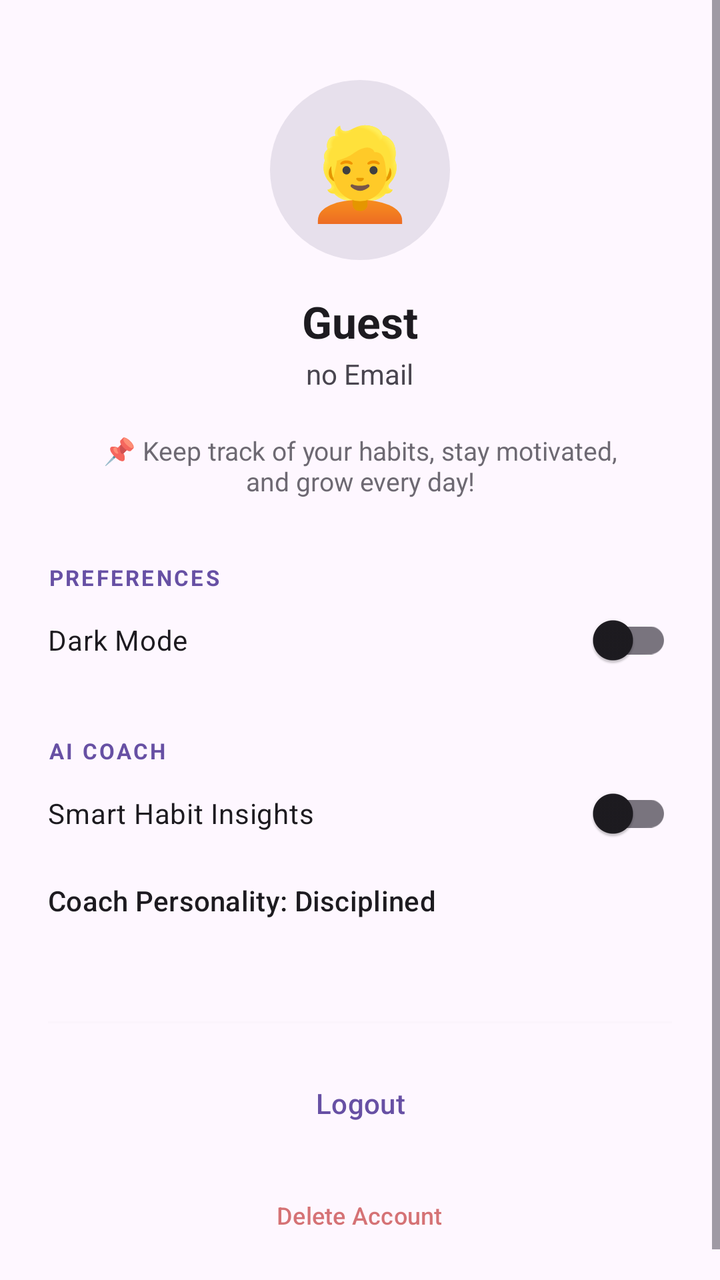
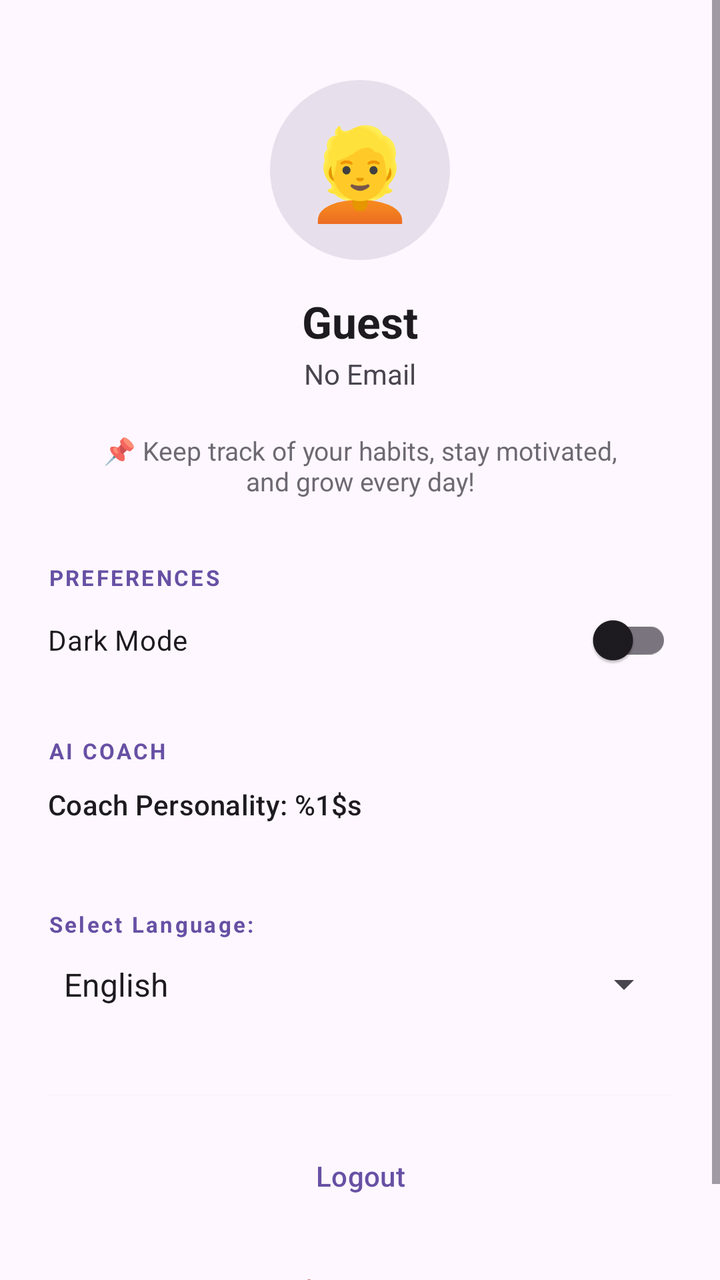

Screens rendered from an Android XML layout before and after an edit, with the pre-edit source and the edit as a unified diff.
<!-- AndroidManifest.xml: application theme Theme.TrackIt -->
<!-- res/layout/fragment_profile.xml -->
<?xml version="1.0" encoding="utf-8"?>
<ScrollView
    xmlns:android="http://schemas.android.com/apk/res/android"
    xmlns:app="http://schemas.android.com/apk/res-auto"
    android:layout_width="match_parent"
    android:layout_height="match_parent"
    android:background="?android:attr/windowBackground">

    <LinearLayout
        android:layout_width="match_parent"
        android:layout_height="wrap_content"
        android:orientation="vertical"
        android:padding="24dp"
        android:gravity="center_horizontal">

        <TextView
            android:id="@+id/profileAvatar"
            android:layout_width="90dp"
            android:layout_height="90dp"
            android:text="👱"
            android:textSize="45sp"
            android:gravity="center"
            android:background="@drawable/circle_placeholder"
            android:layout_marginTop="16dp"/>

        <TextView
            android:id="@+id/profileName"
            android:layout_width="wrap_content"
            android:layout_height="wrap_content"
            android:text="Guest"
            android:textSize="22sp"
            android:textStyle="bold"
            android:textColor="?android:attr/textColorPrimary"
            android:layout_marginTop="16dp"/>

        <TextView
            android:id="@+id/profileEmail"
            android:layout_width="wrap_content"
            android:layout_height="wrap_content"
            android:text="no Email"
            android:textSize="14sp"
            android:textColor="?android:attr/textColorSecondary"
            android:layout_marginTop="2dp"/>

        <TextView
            android:id="@+id/profileBio"
            android:layout_width="match_parent"
            android:layout_height="wrap_content"
            android:text="📌 Keep track of your habits, stay motivated, and grow every day!"
            android:textSize="13sp"
            android:textColor="?android:attr/textColorSecondary"
            android:layout_marginTop="20dp"
            android:gravity="center"
            android:paddingHorizontal="16dp"
            android:alpha="0.8"/>

        <TextView
            android:layout_width="match_parent"
            android:layout_height="wrap_content"
            android:text="PREFERENCES"
            android:textSize="11sp"
            android:textStyle="bold"
            android:textColor="?attr/colorPrimary"
            android:layout_marginTop="32dp"
            android:letterSpacing="0.1"/>

        <com.google.android.material.switchmaterial.SwitchMaterial
            android:id="@+id/themeSwitch"
            android:layout_width="match_parent"
            android:layout_height="wrap_content"
            android:text="Dark Mode"
            android:paddingVertical="12dp"/>

        <TextView
            android:layout_width="match_parent"
            android:layout_height="wrap_content"
            android:text="AI COACH"
            android:textSize="11sp"
            android:textStyle="bold"
            android:textColor="?attr/colorPrimary"
            android:layout_marginTop="24dp"
            android:letterSpacing="0.1"/>

        <com.google.android.material.switchmaterial.SwitchMaterial
            android:id="@+id/switchAiInsights"
            android:layout_width="match_parent"
            android:layout_height="wrap_content"
            android:text="Smart Habit Insights"
            android:paddingVertical="12dp"/>

        <com.google.android.material.button.MaterialButton
            android:id="@+id/btnCoachTone"
            style="@style/Widget.Material3.Button.TextButton"
            android:layout_width="match_parent"
            android:layout_height="wrap_content"
            android:text="Coach Personality: Disciplined"
            android:gravity="start"
            android:paddingStart="0dp"
            android:textAllCaps="false"
            android:textColor="?android:attr/textColorPrimary"/>



        <View
            android:layout_width="match_parent"
            android:layout_height="1dp"
            android:layout_marginTop="32dp"
            android:background="?android:attr/dividerVertical"
            android:alpha="0.1"/>

        <com.google.android.material.button.MaterialButton
            android:id="@+id/btnLogout"
            style="@style/Widget.Material3.Button.TextButton"
            android:layout_width="match_parent"
            android:layout_height="wrap_content"
            android:text="Logout"
            android:layout_marginTop="16dp"
            android:textColor="?attr/colorPrimary"
            android:textAllCaps="false"/>

        <com.google.android.material.button.MaterialButton
            android:id="@+id/btndelete"
            style="@style/Widget.Material3.Button.TextButton"
            android:layout_width="wrap_content"
            android:layout_height="wrap_content"
            android:text="Delete Account"
            android:layout_marginTop="8dp"
            android:textColor="#BA1A1A"
            android:textAllCaps="false"
            android:alpha="0.6"
            android:textSize="12sp"/>

    </LinearLayout>
</ScrollView>
<!-- resources referenced by this layout -->
<resources>
  <!-- drawable circle_placeholder (drawable) -->
  <?xml version="1.0" encoding="utf-8"?>
  <shape xmlns:android="http://schemas.android.com/apk/res/android"
      android:shape="oval">
      <solid android:color="?attr/colorSurfaceVariant" />
      <size android:width="90dp" android:height="90dp" />
  </shape>
  <style name="Theme.TrackIt" parent="Base.Theme.TrackIt" />
  <style name="Base.Theme.TrackIt" parent="Theme.Material3.DayNight.NoActionBar">
          
          
      </style>
</resources>

<!-- the commit's change to res/layout/fragment_profile.xml (unified diff, before → after) -->
@@ -27,7 +27,7 @@
             android:id="@+id/profileName"
             android:layout_width="wrap_content"
             android:layout_height="wrap_content"
-            android:text="Guest"
+            android:text="@string/guest"
             android:textSize="22sp"
             android:textStyle="bold"
             android:textColor="?android:attr/textColorPrimary"
@@ -37,7 +37,7 @@
             android:id="@+id/profileEmail"
             android:layout_width="wrap_content"
             android:layout_height="wrap_content"
-            android:text="no Email"
+            android:text="@string/no_email"
             android:textSize="14sp"
             android:textColor="?android:attr/textColorSecondary"
             android:layout_marginTop="2dp"/>
@@ -46,7 +46,7 @@
             android:id="@+id/profileBio"
             android:layout_width="match_parent"
             android:layout_height="wrap_content"
-            android:text="📌 Keep track of your habits, stay motivated, and grow every day!"
+            android:text="@string/profile_bio"
             android:textSize="13sp"
             android:textColor="?android:attr/textColorSecondary"
             android:layout_marginTop="20dp"
@@ -57,7 +57,7 @@
         <TextView
             android:layout_width="match_parent"
             android:layout_height="wrap_content"
-            android:text="PREFERENCES"
+            android:text="@string/preferences"
             android:textSize="11sp"
             android:textStyle="bold"
             android:textColor="?attr/colorPrimary"
@@ -68,38 +68,48 @@
             android:id="@+id/themeSwitch"
             android:layout_width="match_parent"
             android:layout_height="wrap_content"
-            android:text="Dark Mode"
+            android:text="@string/dark_mode"
             android:paddingVertical="12dp"/>
 
         <TextView
             android:layout_width="match_parent"
             android:layout_height="wrap_content"
-            android:text="AI COACH"
+            android:text="@string/ai_coach"
             android:textSize="11sp"
             android:textStyle="bold"
             android:textColor="?attr/colorPrimary"
             android:layout_marginTop="24dp"
             android:letterSpacing="0.1"/>
 
-        <com.google.android.material.switchmaterial.SwitchMaterial
-            android:id="@+id/switchAiInsights"
-            android:layout_width="match_parent"
-            android:layout_height="wrap_content"
-            android:text="Smart Habit Insights"
-            android:paddingVertical="12dp"/>
+
 
         <com.google.android.material.button.MaterialButton
             android:id="@+id/btnCoachTone"
             style="@style/Widget.Material3.Button.TextButton"
             android:layout_width="match_parent"
             android:layout_height="wrap_content"
-            android:text="Coach Personality: Disciplined"
+            android:text="@string/coach_personality"
             android:gravity="start"
             android:paddingStart="0dp"
             android:textAllCaps="false"
             android:textColor="?android:attr/textColorPrimary"/>
 
+        <TextView
+            android:layout_width="match_parent"
+            android:layout_height="wrap_content"
+            android:text="@string/select_language"
+            android:textSize="11sp"
+            android:textStyle="bold"
+            android:textColor="?attr/colorPrimary"
+            android:layout_marginTop="24dp"
+            android:letterSpacing="0.1"/>
 
+        <Spinner
+            android:id="@+id/langSpinner"
+            android:layout_width="match_parent"
+            android:layout_height="wrap_content"
+            android:entries="@array/language_options"
+            android:paddingVertical="12dp"/>
 
         <View
             android:layout_width="match_parent"
@@ -113,7 +123,7 @@
             style="@style/Widget.Material3.Button.TextButton"
             android:layout_width="match_parent"
             android:layout_height="wrap_content"
-            android:text="Logout"
+            android:text="@string/logout"
             android:layout_marginTop="16dp"
             android:textColor="?attr/colorPrimary"
             android:textAllCaps="false"/>
@@ -123,7 +133,7 @@
             style="@style/Widget.Material3.Button.TextButton"
             android:layout_width="wrap_content"
             android:layout_height="wrap_content"
-            android:text="Delete Account"
+            android:text="@string/delete_account"
             android:layout_marginTop="8dp"
             android:textColor="#BA1A1A"
             android:textAllCaps="false"
<!-- resource entries referenced after the edit -->
@@ -1,5 +1,10 @@
 <!-- resources referenced by this layout -->
 <resources>
+  <string-array name="language_options">
+          <item>English</item>
+          <item>Armenian (Հայերեն)</item>
+          <item>Russian (Русский)</item>
+      </string-array>
   <!-- drawable circle_placeholder (drawable) -->
   <?xml version="1.0" encoding="utf-8"?>
   <shape xmlns:android="http://schemas.android.com/apk/res/android"
@@ -7,6 +12,16 @@
       <solid android:color="?attr/colorSurfaceVariant" />
       <size android:width="90dp" android:height="90dp" />
   </shape>
+  <string name="ai_coach">AI COACH</string>
+  <string name="coach_personality">Coach Personality: %1$s</string>
+  <string name="dark_mode">Dark Mode</string>
+  <string name="delete_account">Delete Account</string>
+  <string name="guest">Guest</string>
+  <string name="logout">Logout</string>
+  <string name="no_email">No Email</string>
+  <string name="preferences">PREFERENCES</string>
+  <string name="profile_bio">📌 Keep track of your habits, stay motivated, and grow every day!</string>
+  <string name="select_language">Select Language:</string>
   <style name="Theme.TrackIt" parent="Base.Theme.TrackIt" />
   <style name="Base.Theme.TrackIt" parent="Theme.Material3.DayNight.NoActionBar">
           
